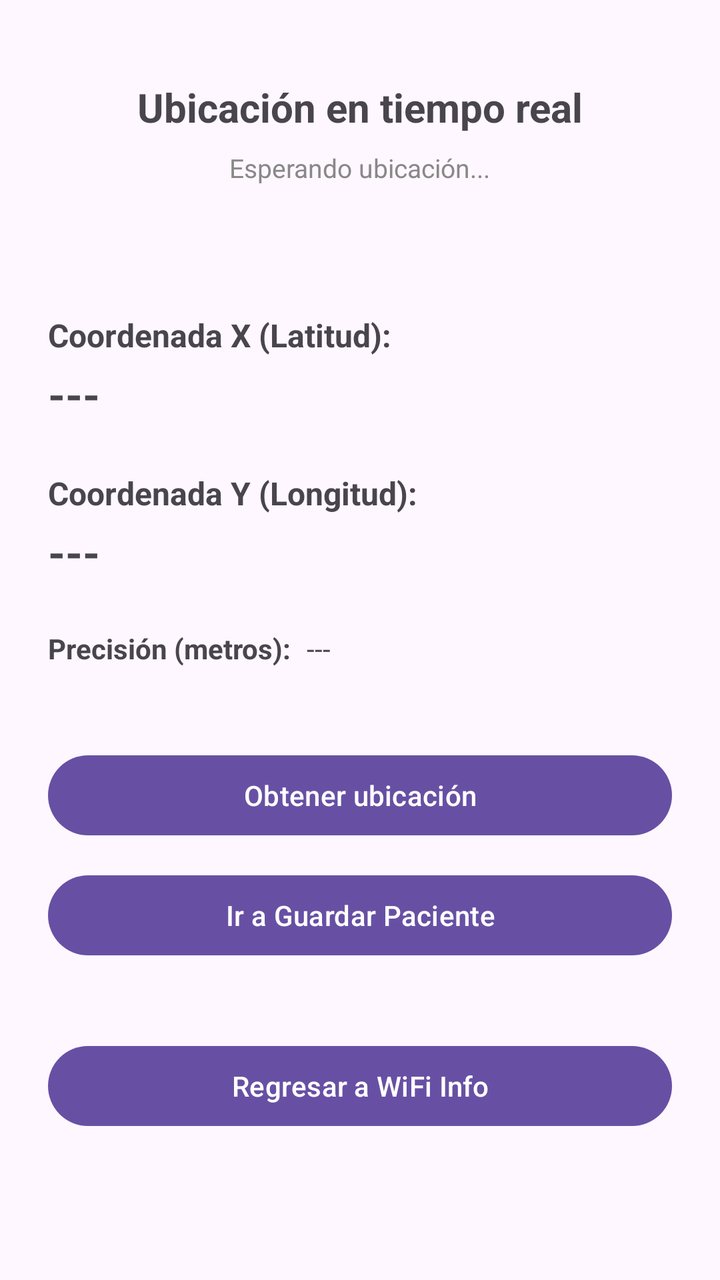
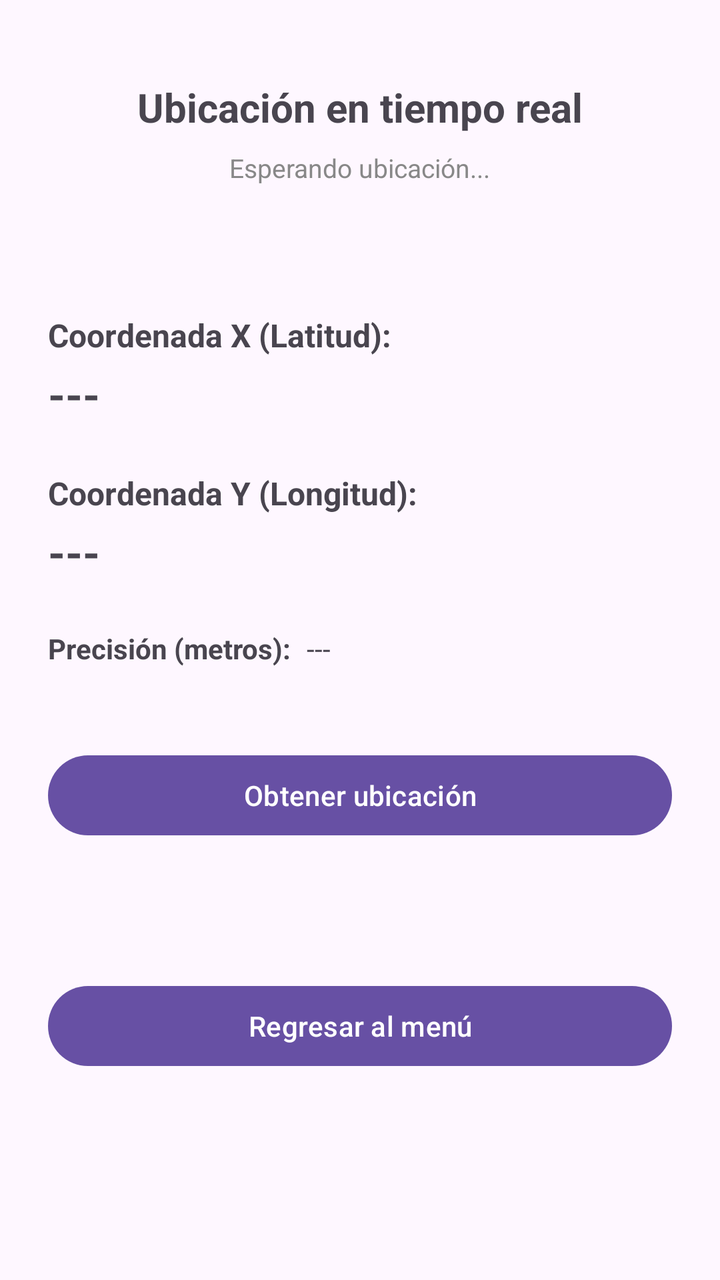

Screens rendered from an Android XML layout before and after an edit, with the pre-edit source and the edit as a unified diff.
<!-- AndroidManifest.xml: application theme Theme.ProyectoTheProyect -->
<!-- res/layout/activity_localizacion.xml -->
<?xml version="1.0" encoding="utf-8"?>
<androidx.constraintlayout.widget.ConstraintLayout
    xmlns:android="http://schemas.android.com/apk/res/android"
    xmlns:app="http://schemas.android.com/apk/res-auto"
    xmlns:tools="http://schemas.android.com/tools"
    android:id="@+id/main"
    android:layout_width="match_parent"
    android:layout_height="match_parent"
    android:padding="24dp"
    tools:context=".LocalizacionActivity">

    <TextView
        android:id="@+id/tvTituloLocalizacion"
        android:layout_width="wrap_content"
        android:layout_height="wrap_content"
        android:text="Ubicación en tiempo real"
        android:textSize="20sp"
        android:textStyle="bold"
        app:layout_constraintTop_toTopOf="parent"
        app:layout_constraintStart_toStartOf="parent"
        app:layout_constraintEnd_toEndOf="parent"
        android:layout_marginTop="16dp"/>

    <TextView
        android:id="@+id/tvEstadoUbicacion"
        android:layout_width="wrap_content"
        android:layout_height="wrap_content"
        android:text="Esperando ubicación..."
        android:textSize="13sp"
        android:textColor="#888888"
        app:layout_constraintTop_toBottomOf="@id/tvTituloLocalizacion"
        app:layout_constraintStart_toStartOf="parent"
        app:layout_constraintEnd_toEndOf="parent"
        android:layout_marginTop="8dp"/>

    <TextView
        android:id="@+id/lblCoordX"
        android:layout_width="wrap_content"
        android:layout_height="wrap_content"
        android:text="Coordenada X (Latitud):"
        android:textStyle="bold"
        android:textSize="16sp"
        app:layout_constraintTop_toBottomOf="@id/tvEstadoUbicacion"
        app:layout_constraintStart_toStartOf="parent"
        android:layout_marginTop="64dp"/>

    <TextView
        android:id="@+id/tvCoordX"
        android:layout_width="wrap_content"
        android:layout_height="wrap_content"
        android:text="---"
        android:textSize="22sp"
        android:textStyle="bold"
        app:layout_constraintTop_toBottomOf="@id/lblCoordX"
        app:layout_constraintStart_toStartOf="parent"
        android:layout_marginTop="4dp"/>

    <TextView
        android:id="@+id/lblCoordY"
        android:layout_width="wrap_content"
        android:layout_height="wrap_content"
        android:text="Coordenada Y (Longitud):"
        android:textStyle="bold"
        android:textSize="16sp"
        app:layout_constraintTop_toBottomOf="@id/tvCoordX"
        app:layout_constraintStart_toStartOf="parent"
        android:layout_marginTop="24dp"/>

    <TextView
        android:id="@+id/tvCoordY"
        android:layout_width="wrap_content"
        android:layout_height="wrap_content"
        android:text="---"
        android:textSize="22sp"
        android:textStyle="bold"
        app:layout_constraintTop_toBottomOf="@id/lblCoordY"
        app:layout_constraintStart_toStartOf="parent"
        android:layout_marginTop="4dp"/>

    <TextView
        android:id="@+id/lblPrecision"
        android:layout_width="wrap_content"
        android:layout_height="wrap_content"
        android:text="Precisión (metros):"
        android:textStyle="bold"
        app:layout_constraintTop_toBottomOf="@id/tvCoordY"
        app:layout_constraintStart_toStartOf="parent"
        android:layout_marginTop="24dp"/>

    <TextView
        android:id="@+id/tvPrecision"
        android:layout_width="wrap_content"
        android:layout_height="wrap_content"
        android:text="---"
        app:layout_constraintTop_toTopOf="@id/lblPrecision"
        app:layout_constraintStart_toEndOf="@id/lblPrecision"
        android:layout_marginStart="8dp"/>

    <Button
        android:id="@+id/btnObtenerUbicacion"
        android:layout_width="0dp"
        android:layout_height="wrap_content"
        android:text="Obtener ubicación"
        app:layout_constraintTop_toBottomOf="@id/lblPrecision"
        app:layout_constraintStart_toStartOf="parent"
        app:layout_constraintEnd_toEndOf="parent"
        android:layout_marginTop="40dp"/>

    <Button
        android:id="@+id/btnIrGuardarPaciente"
        android:layout_width="0dp"
        android:layout_height="wrap_content"
        android:text="Ir a Guardar Paciente"
        app:layout_constraintTop_toBottomOf="@id/btnObtenerUbicacion"
        app:layout_constraintStart_toStartOf="parent"
        app:layout_constraintEnd_toEndOf="parent"
        android:layout_marginTop="12dp"/>

    <Button
        android:id="@+id/btnVolverWifi"
        android:layout_width="0dp"
        android:layout_height="wrap_content"
        android:text="Regresar a WiFi Info"
        app:layout_constraintTop_toBottomOf="@id/btnIrGuardarPaciente"
        app:layout_constraintBottom_toBottomOf="parent"
        app:layout_constraintStart_toStartOf="parent"
        app:layout_constraintEnd_toEndOf="parent"
        android:layout_marginTop="12dp"
        android:layout_marginBottom="24dp"/>

</androidx.constraintlayout.widget.ConstraintLayout>
<!-- resources referenced by this layout -->
<resources>
  <style name="Theme.ProyectoTheProyect" parent="Base.Theme.ProyectoTheProyect" />
  <style name="Base.Theme.ProyectoTheProyect" parent="Theme.Material3.DayNight.NoActionBar">
          
          
      </style>
</resources>

<!-- the commit's change to res/layout/activity_localizacion.xml (unified diff, before → after) -->
@@ -107,21 +107,11 @@
         android:layout_marginTop="40dp"/>
 
     <Button
-        android:id="@+id/btnIrGuardarPaciente"
+        android:id="@+id/btnVolverMenu"
         android:layout_width="0dp"
         android:layout_height="wrap_content"
-        android:text="Ir a Guardar Paciente"
+        android:text="Regresar al menú"
         app:layout_constraintTop_toBottomOf="@id/btnObtenerUbicacion"
-        app:layout_constraintStart_toStartOf="parent"
-        app:layout_constraintEnd_toEndOf="parent"
-        android:layout_marginTop="12dp"/>
-
-    <Button
-        android:id="@+id/btnVolverWifi"
-        android:layout_width="0dp"
-        android:layout_height="wrap_content"
-        android:text="Regresar a WiFi Info"
-        app:layout_constraintTop_toBottomOf="@id/btnIrGuardarPaciente"
         app:layout_constraintBottom_toBottomOf="parent"
         app:layout_constraintStart_toStartOf="parent"
         app:layout_constraintEnd_toEndOf="parent"
